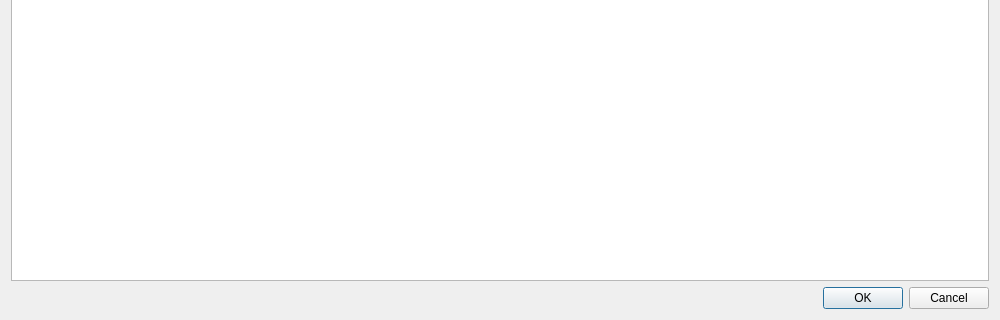
Old version of the form src/qt/forms/specialtransactiondialog.ui in the repository SmartCash/Core-Smart; both pictures show x 0 to 1000 and y 180 to 500 of the 1000 by 500 pixel window.
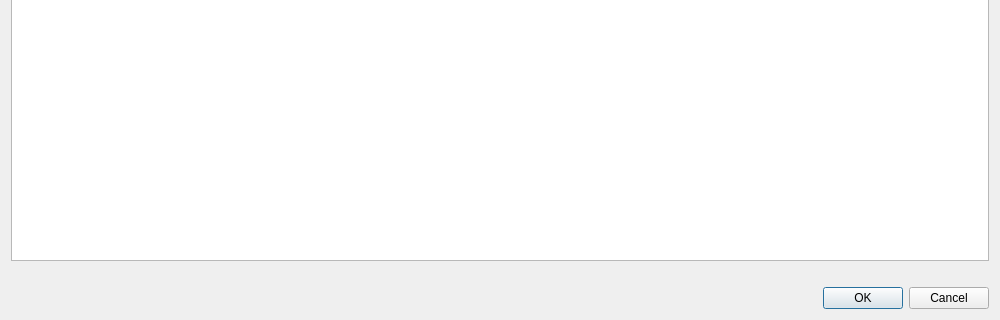
New version of the form. Custom widgets are drawn as their Qt base class.

Commit message: add colors to activated and smartnode addresses in the activation list

```diff
--- a/src/qt/forms/specialtransactiondialog.ui
+++ b/src/qt/forms/specialtransactiondialog.ui
@@ -363,6 +363,9 @@
      </column>
     </widget>
    </item>
+   <item>
+    <widget class="QLabel" name="legendLabel"/>
+   </item>
    <item>
     <widget class="QDialogButtonBox" name="buttonBox">
      <property name="standardButtons">
```
The commit also changes 2 other files.
